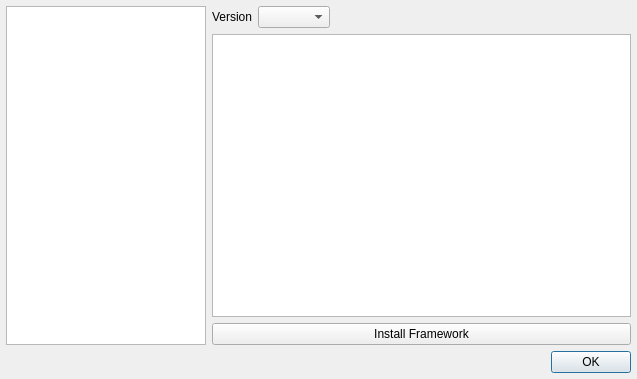
Above: editor/striderootmanagementdialog.ui from StrideLang/Stride before the change. Below: the same form after it.
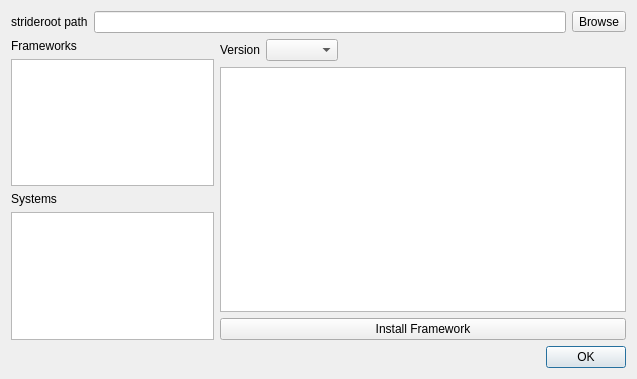
That is the form after the change.

Commit message: Moved strideroot selector to new strideroot dialog

```diff
--- a/editor/striderootmanagementdialog.ui
+++ b/editor/striderootmanagementdialog.ui
@@ -13,39 +13,63 @@
   <property name="windowTitle">
    <string>Dialog</string>
   </property>
-  <layout class="QGridLayout" name="gridLayout_2">
-   <property name="leftMargin">
-    <number>6</number>
-   </property>
-   <property name="topMargin">
-    <number>6</number>
-   </property>
-   <property name="rightMargin">
-    <number>6</number>
-   </property>
-   <property name="bottomMargin">
-    <number>6</number>
-   </property>
-   <item row="1" column="0">
-    <widget class="QDialogButtonBox" name="buttonBox">
-     <property name="orientation">
-      <enum>Qt::Horizontal</enum>
-     </property>
-     <property name="standardButtons">
-      <set>QDialogButtonBox::Ok</set>
-     </property>
-    </widget>
-   </item>
-   <item row="0" column="0">
-    <layout class="QHBoxLayout" name="horizontalLayout_2">
+  <layout class="QGridLayout" name="gridLayout">
+   <item row="0" column="0" colspan="3">
+    <layout class="QHBoxLayout" name="horizontalLayout_3">
+     <item>
+      <widget class="QLabel" name="label_3">
+       <property name="text">
+        <string>strideroot path</string>
+       </property>
+      </widget>
+     </item>
+     <item>
+      <widget class="QLineEdit" name="strideRootLineEdit"/>
+     </item>
+     <item>
+      <widget class="QToolButton" name="striderootBrowseButton">
+       <property name="text">
+        <string>Browse</string>
+       </property>
+      </widget>
+     </item>
+    </layout>
+   </item>
+   <item row="1" column="0" colspan="3">
+    <layout class="QHBoxLayout" name="horizontalLayout_2" stretch="1,2">
+     <item>
+      <layout class="QVBoxLayout" name="verticalLayout_2">
+       <property name="sizeConstraint">
+        <enum>QLayout::SetNoConstraint</enum>
+       </property>
+       <item>
+        <widget class="QLabel" name="label_2">
+         <property name="text">
+          <string>Frameworks</string>
+         </property>
+        </widget>
+       </item>
      <item>
       <widget class="QTreeWidget" name="elementTree">
-       <property name="maximumSize">
-        <size>
-         <width>200</width>
-         <height>16777215</height>
-        </size>
-       </property>
+         <attribute name="headerVisible">
+          <bool>false</bool>
+         </attribute>
+         <column>
+          <property name="text">
+           <string notr="true">1</string>
+          </property>
+         </column>
+        </widget>
+       </item>
+       <item>
+        <widget class="QLabel" name="label_4">
+         <property name="text">
+          <string>Systems</string>
+         </property>
+        </widget>
+       </item>
+       <item>
+        <widget class="QTreeWidget" name="systemTreeWidget">
        <attribute name="headerVisible">
         <bool>false</bool>
        </attribute>
@@ -55,6 +79,8 @@
         </property>
        </column>
       </widget>
+       </item>
+      </layout>
      </item>
      <item>
       <layout class="QVBoxLayout" name="verticalLayout">
@@ -99,6 +125,16 @@
      </item>
     </layout>
    </item>
+   <item row="3" column="0" colspan="3">
+    <widget class="QDialogButtonBox" name="buttonBox">
+     <property name="orientation">
+      <enum>Qt::Horizontal</enum>
+     </property>
+     <property name="standardButtons">
+      <set>QDialogButtonBox::Ok</set>
+     </property>
+    </widget>
+   </item>
   </layout>
   <action name="actionInstall">
    <property name="text">
```
Lines whose indentation alone changed are shown as unchanged. The commit also changes 7 other files.
